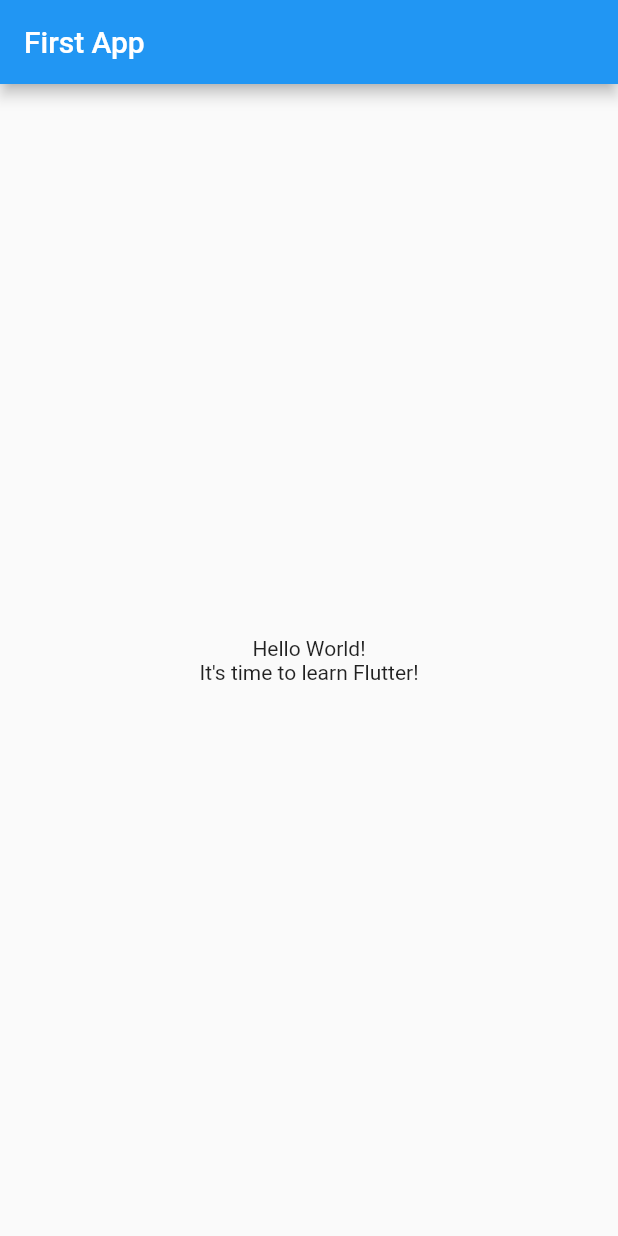
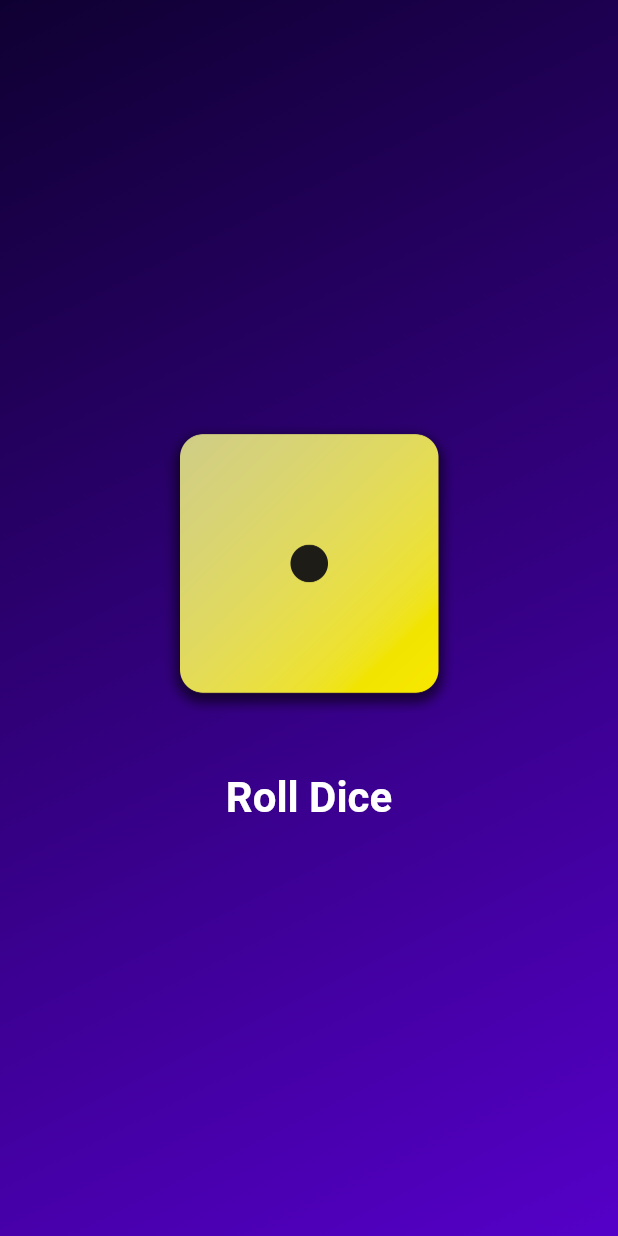
Before and after one commit to GMc96/DiceRoller, a Flutter app: the screen it shows after launch, on a phone screen of 412 x 824 dp. Run offline on Flutter 3.47's test engine with Material 2 defaults, Android fonts, the phone set to English and light mode, and no system bars.

```diff
--- /dev/null
+++ b/lib/dice_roller.dart
@@ -0,0 +1,44 @@
+import 'dart:math';
+import 'package:flutter/material.dart';
+
+final randomizer = Random();
+
+class DiceRoller extends StatefulWidget {
+  const DiceRoller({super.key});
+
+  @override
+  State<DiceRoller> createState() {
+    return _DiceRollerState();
+  }
+}
+
+class _DiceRollerState extends State<DiceRoller> {
+  var currentRoll = 1;
+
+  void rollDice() {
+    setState(() {
+      currentRoll = randomizer.nextInt(6) + 1;
+    });
+  }
+
+  @override
+  Widget build(context) {
+    return Column(
+      mainAxisSize: MainAxisSize.min,
+      children: [
+        Image.asset(
+          'assets/images/dice-$currentRoll.png',
+          width: 200,
+        ),
+        TextButton(
+            onPressed: rollDice,
+            style: TextButton.styleFrom(
+                padding: const EdgeInsets.only(top: 40),
+                foregroundColor: Colors.white,
+                textStyle:
+                    const TextStyle(fontSize: 28, fontWeight: FontWeight.bold)),
+            child: const Text('Roll Dice'))
+      ],
+    );
+  }
+}
--- /dev/null
+++ b/lib/gradient_container.dart
@@ -0,0 +1,26 @@
+import 'package:dice_roller/dice_roller.dart';
+import 'package:flutter/material.dart';
+
+import 'package:dice_roller/dice_roller.dart';
+
+const startAlignment = Alignment.topLeft;
+const endAlignment = Alignment.bottomRight;
+
+class GradientContainer extends StatelessWidget {
+  const GradientContainer(this.color1, this.color2, {super.key});
+
+  final Color color1;
+  final Color color2;
+
+  @override
+  Widget build(context) {
+    return Container(
+        decoration: BoxDecoration(
+          gradient: LinearGradient(
+              colors: [color1, color2],
+              begin: startAlignment,
+              end: endAlignment),
+        ),
+        child: const Center(child: DiceRoller()));
+  }
+}
--- a/lib/main.dart
+++ b/lib/main.dart
@@ -1,37 +1,16 @@
 import 'package:flutter/material.dart';
 
+import 'package:dice_roller/gradient_container.dart';
+
 void main() {
-  runApp(const MyApp());
-}
-
-class MyApp extends StatelessWidget {
-  const MyApp({super.key});
-
-  @override
-  Widget build(BuildContext context) {
-    return MaterialApp(
-      title: 'Flutter Demo',
-      theme: ThemeData(
-        primarySwatch: Colors.blue,
-      ),
+  runApp(
+    const MaterialApp(
       home: Scaffold(
-        appBar: AppBar(
-          title: const Text('First App'),
-        ),
-        body: const Center(
-          child: Column(
-            mainAxisAlignment: MainAxisAlignment.center,
-            children: [
-              Text(
-                'Hello World!',
-              ),
-              Text(
-                'It\'s time to learn Flutter!',
-              ),
-            ],
-          ),
+        body: GradientContainer(
+          Color.fromARGB(255, 15, 0, 50),
+          Color.fromARGB(255, 85, 0, 200),
         ),
       ),
-    );
-  }
+    ),
+  );
 }
--- /dev/null
+++ b/lib/styled_text.dart
@@ -0,0 +1,15 @@
+import 'package:flutter/material.dart';
+
+class StyledText extends StatelessWidget {
+  const StyledText(this.text, {super.key});
+
+  final String text;
+
+  @override
+  Widget build(context) {
+    return Text(
+      text,
+      style: const TextStyle(color: Colors.white, fontSize: 28),
+    );
+  }
+}
```
Also changed, not shown: pubspec.yaml (+7 -3 lines), assets/images/dice-1.png (added), assets/images/dice-2.png (added), assets/images/dice-3.png (added), assets/images/dice-4.png (added), assets/images/dice-5.png (added), assets/images/dice-6.png (added).
